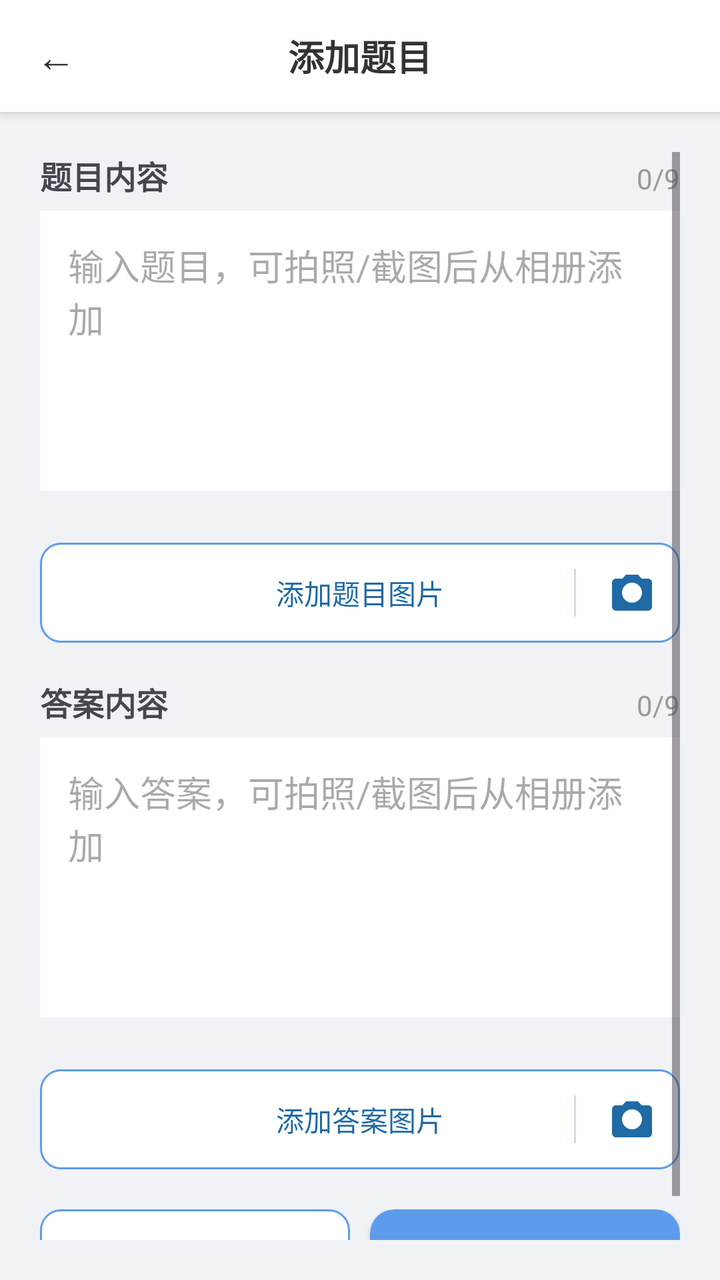
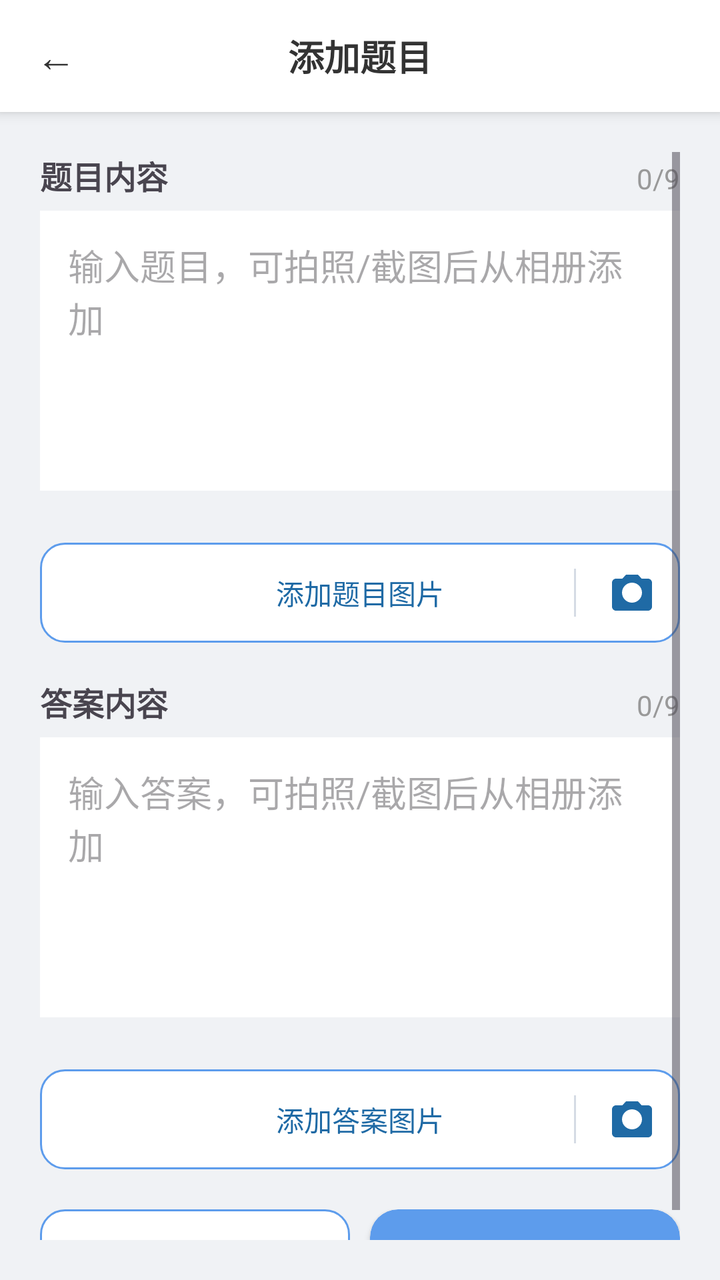

An Android layout rendered at two revisions. The XML below is the earlier revision; the diff shows what the commit changed to produce the second picture.
<!-- AndroidManifest.xml: application theme Theme.Demo -->
<!-- res/layout/activity_add_question.xml -->
<?xml version="1.0" encoding="utf-8"?>
<LinearLayout
    xmlns:android="http://schemas.android.com/apk/res/android"
    xmlns:app="http://schemas.android.com/apk/res-auto"
    android:layout_width="match_parent"
    android:layout_height="match_parent"
    android:orientation="vertical"
    android:background="@color/page_bg">

    
    <LinearLayout style="@style/TopBar">

        <TextView
            android:id="@+id/btn_back"
            style="@style/TopBarBack" />

        <TextView
            android:id="@+id/title_bar"
            style="@style/TopBarTitle"
            android:text="添加题目" />

        <View
            android:layout_width="56dp"
            android:layout_height="1dp" />
    </LinearLayout>

    <ScrollView
        android:layout_width="match_parent"
        android:layout_height="match_parent"
        android:padding="20dp">

        <LinearLayout
            android:layout_width="match_parent"
            android:layout_height="wrap_content"
            android:orientation="vertical">

            
            <LinearLayout
                android:layout_width="match_parent"
                android:layout_height="wrap_content"
                android:orientation="horizontal">

                <TextView
                    android:layout_width="0dp"
                    android:layout_height="wrap_content"
                    android:layout_weight="1"
                    android:text="题目内容"
                    android:textSize="16sp"
                    android:textStyle="bold" />

                <TextView
                    android:id="@+id/tv_content_count"
                    android:layout_width="wrap_content"
                    android:layout_height="wrap_content"
                    android:text="0/9"
                    android:textSize="14sp"
                    android:textColor="#999999" />
            </LinearLayout>

            <EditText
                android:id="@+id/et_content"
                android:layout_width="match_parent"
                android:layout_height="140dp"
                android:background="#fff"
                android:padding="14dp"
                android:minHeight="120dp"
                android:hint="输入题目，可拍照/截图后从相册添加"
                android:gravity="top|start"
                android:inputType="textMultiLine"
                android:layout_marginTop="6dp"
                android:layout_marginBottom="8dp" />

            
            <androidx.recyclerview.widget.RecyclerView
                android:id="@+id/rv_content_images"
                android:layout_width="match_parent"
                android:layout_height="wrap_content"
                android:nestedScrollingEnabled="false"
                android:layout_marginTop="8dp"
                android:layout_marginBottom="10dp" />

            
            <FrameLayout
                android:id="@+id/btn_add_content_img"
                android:layout_width="match_parent"
                android:layout_height="50dp"
                android:background="@drawable/bg_add_button"
                android:clickable="true"
                android:focusable="true">

                <TextView
                    android:layout_width="match_parent"
                    android:layout_height="match_parent"
                    android:text="添加题目图片"
                    android:textColor="#1f6aa5"
                    android:gravity="center" />

                <View
                    android:layout_width="1dp"
                    android:layout_height="24dp"
                    android:layout_gravity="end|center_vertical"
                    android:layout_marginEnd="52dp"
                    android:background="#d5dbe4" />

                <ImageView
                    android:id="@+id/btn_camera_content"
                    android:layout_width="48dp"
                    android:layout_height="match_parent"
                    android:layout_gravity="end"
                    android:src="@drawable/ic_camera"
                    android:scaleType="centerInside"
                    android:clickable="true"
                    android:focusable="true"
                    android:contentDescription="拍照添加题目图片" />
            </FrameLayout>

            
            <LinearLayout
                android:layout_width="match_parent"
                android:layout_height="wrap_content"
                android:orientation="horizontal"
                android:layout_marginTop="18dp">

                <TextView
                    android:layout_width="0dp"
                    android:layout_height="wrap_content"
                    android:layout_weight="1"
                    android:text="答案内容"
                    android:textSize="16sp"
                    android:textStyle="bold" />

                <TextView
                    android:id="@+id/tv_answer_count"
                    android:layout_width="wrap_content"
                    android:layout_height="wrap_content"
                    android:text="0/9"
                    android:textSize="14sp"
                    android:textColor="#999999" />
            </LinearLayout>

            <EditText
                android:id="@+id/et_answer"
                android:layout_width="match_parent"
                android:layout_height="140dp"
                android:background="#fff"
                android:padding="14dp"
                android:minHeight="120dp"
                android:hint="输入答案，可拍照/截图后从相册添加"
                android:gravity="top|start"
                android:inputType="textMultiLine"
                android:layout_marginTop="6dp"
                android:layout_marginBottom="8dp" />

            
            <androidx.recyclerview.widget.RecyclerView
                android:id="@+id/rv_answer_images"
                android:layout_width="match_parent"
                android:layout_height="wrap_content"
                android:nestedScrollingEnabled="false"
                android:layout_marginTop="8dp"
                android:layout_marginBottom="10dp" />

            
            <FrameLayout
                android:id="@+id/btn_add_answer_img"
                android:layout_width="match_parent"
                android:layout_height="50dp"
                android:background="@drawable/bg_add_button"
                android:clickable="true"
                android:focusable="true">

                <TextView
                    android:layout_width="match_parent"
                    android:layout_height="match_parent"
                    android:text="添加答案图片"
                    android:textColor="#1f6aa5"
                    android:gravity="center" />

                <View
                    android:layout_width="1dp"
                    android:layout_height="24dp"
                    android:layout_gravity="end|center_vertical"
                    android:layout_marginEnd="52dp"
                    android:background="#d5dbe4" />

                <ImageView
                    android:id="@+id/btn_camera_answer"
                    android:layout_width="48dp"
                    android:layout_height="match_parent"
                    android:layout_gravity="end"
                    android:src="@drawable/ic_camera"
                    android:scaleType="centerInside"
                    android:clickable="true"
                    android:focusable="true"
                    android:contentDescription="拍照添加答案图片" />
            </FrameLayout>

            
            <LinearLayout
                android:layout_width="match_parent"
                android:layout_height="wrap_content"
                android:orientation="horizontal"
                android:layout_marginTop="20dp">

                <TextView
                    android:id="@+id/btn_save_continue"
                    android:layout_width="0dp"
                    android:layout_height="60dp"
                    android:layout_weight="1"
                    android:layout_marginRight="10dp"
                    android:background="@drawable/bg_add_button"
                    android:text="保存并继续"
                    android:textColor="#1f6aa5"
                    android:gravity="center" />

                <androidx.cardview.widget.CardView
                    android:id="@+id/btn_save"
                    android:layout_width="0dp"
                    android:layout_height="60dp"
                    android:layout_weight="1"
                    app:cardCornerRadius="12dp"
                    app:cardBackgroundColor="@color/action_primary">
                    <TextView
                        android:layout_width="match_parent"
                        android:layout_height="match_parent"
                        android:text="保存题目"
                        android:textSize="18sp"
                        android:textColor="#fff"
                        android:gravity="center" />
                </androidx.cardview.widget.CardView>
            </LinearLayout>

        </LinearLayout>
    </ScrollView>
</LinearLayout>
<!-- resources referenced by this layout -->
<resources>
  <color name="action_primary">#5D9CEC</color>
  <color name="page_bg">#F0F2F5</color>
  <!-- drawable bg_add_button (drawable) -->
  <?xml version="1.0" encoding="utf-8"?>
  <shape xmlns:android="http://schemas.android.com/apk/res/android"
      android:shape="rectangle">
      <corners android:radius="10dp" />
      <solid android:color="#FFFFFF" />
      <stroke
          android:width="1dp"
          android:color="@color/action_primary" />
  </shape>
  <!-- drawable ic_camera (drawable) -->
  <?xml version="1.0" encoding="utf-8"?>
  <vector xmlns:android="http://schemas.android.com/apk/res/android"
      android:width="24dp"
      android:height="24dp"
      android:viewportWidth="24"
      android:viewportHeight="24">
      <path
          android:fillColor="#1f6aa5"
          android:fillType="evenOdd"
          android:pathData="M12,17c-2.76,0 -5,-2.24 -5,-5s2.24,-5 5,-5 5,2.24 5,5 -2.24,5 -5,5zM9,3L7.17,5H4c-1.1,0 -2,0.9 -2,2v12c0,1.1 0.9,2 2,2h16c1.1,0 2,-0.9 2,-2V7c0,-1.1 -0.9,-2 -2,-2h-3.17L15,3L9,3z" />
  </vector>
  <style name="TopBar">
          <item name="android:layout_width">match_parent</item>
          <item name="android:layout_height">56dp</item>
          <item name="android:orientation">horizontal</item>
          <item name="android:gravity">center_vertical</item>
          <item name="android:background">@color/home_card</item>
          <item name="android:elevation">4dp</item>
      </style>
  <style name="TopBarBack">
          <item name="android:layout_width">56dp</item>
          <item name="android:layout_height">match_parent</item>
          <item name="android:gravity">center</item>
          <item name="android:text">←</item>
          <item name="android:textSize">20sp</item>
          <item name="android:textColor">@color/home_text_primary</item>
          <item name="android:background">?attr/selectableItemBackgroundBorderless</item>
      </style>
  <style name="TopBarTitle">
          <item name="android:layout_width">0dp</item>
          <item name="android:layout_height">wrap_content</item>
          <item name="android:layout_weight">1</item>
          <item name="android:gravity">center</item>
          <item name="android:textSize">18sp</item>
          <item name="android:textStyle">bold</item>
          <item name="android:textColor">@color/home_text_primary</item>
      </style>
  <style name="Theme.Demo" parent="Base.Theme.Demo" />
  <color name="home_card">#FFFFFF</color>
  <color name="home_text_primary">#333333</color>
  <style name="Base.Theme.Demo" parent="Theme.Material3.DayNight.NoActionBar">
          
          <item name="android:statusBarColor">@color/home_bg</item>
          <item name="android:windowLightStatusBar">true</item>
          <item name="android:navigationBarColor">@color/home_bg</item>
          <item name="android:windowLightNavigationBar" tools:targetApi="o_mr1">true</item>
          <item name="android:enforceNavigationBarContrast" tools:targetApi="q">false</item>
      </style>
  <color name="home_bg">@color/page_bg</color>
</resources>

<!-- the commit's change to res/layout/activity_add_question.xml (unified diff, before → after) -->
@@ -205,20 +205,20 @@
                 <TextView
                     android:id="@+id/btn_save_continue"
                     android:layout_width="0dp"
-                    android:layout_height="60dp"
+                    android:layout_height="52dp"
                     android:layout_weight="1"
                     android:layout_marginRight="10dp"
                     android:background="@drawable/bg_add_button"
                     android:text="保存并继续"
-                    android:textColor="#1f6aa5"
+                    android:textColor="@color/action_primary"
                     android:gravity="center" />
 
                 <androidx.cardview.widget.CardView
                     android:id="@+id/btn_save"
                     android:layout_width="0dp"
-                    android:layout_height="60dp"
-                    android:layout_weight="1"
-                    app:cardCornerRadius="12dp"
+                    android:layout_height="52dp"
+                    android:layout_weight="1"
+                    app:cardCornerRadius="@dimen/corner_card"
                     app:cardBackgroundColor="@color/action_primary">
                     <TextView
                         android:layout_width="match_parent"
<!-- resource entries referenced after the edit -->
@@ -2,11 +2,12 @@
 <resources>
   <color name="action_primary">#5D9CEC</color>
   <color name="page_bg">#F0F2F5</color>
+  <dimen name="corner_card">14dp</dimen>
   <!-- drawable bg_add_button (drawable) -->
   <?xml version="1.0" encoding="utf-8"?>
   <shape xmlns:android="http://schemas.android.com/apk/res/android"
       android:shape="rectangle">
-      <corners android:radius="10dp" />
+      <corners android:radius="@dimen/corner_control" />
       <solid android:color="#FFFFFF" />
       <stroke
           android:width="1dp"
@@ -51,6 +52,7 @@
           <item name="android:textColor">@color/home_text_primary</item>
       </style>
   <style name="Theme.Demo" parent="Base.Theme.Demo" />
+  <dimen name="corner_control">12dp</dimen>
   <color name="home_card">#FFFFFF</color>
   <color name="home_text_primary">#333333</color>
   <style name="Base.Theme.Demo" parent="Theme.Material3.DayNight.NoActionBar">
